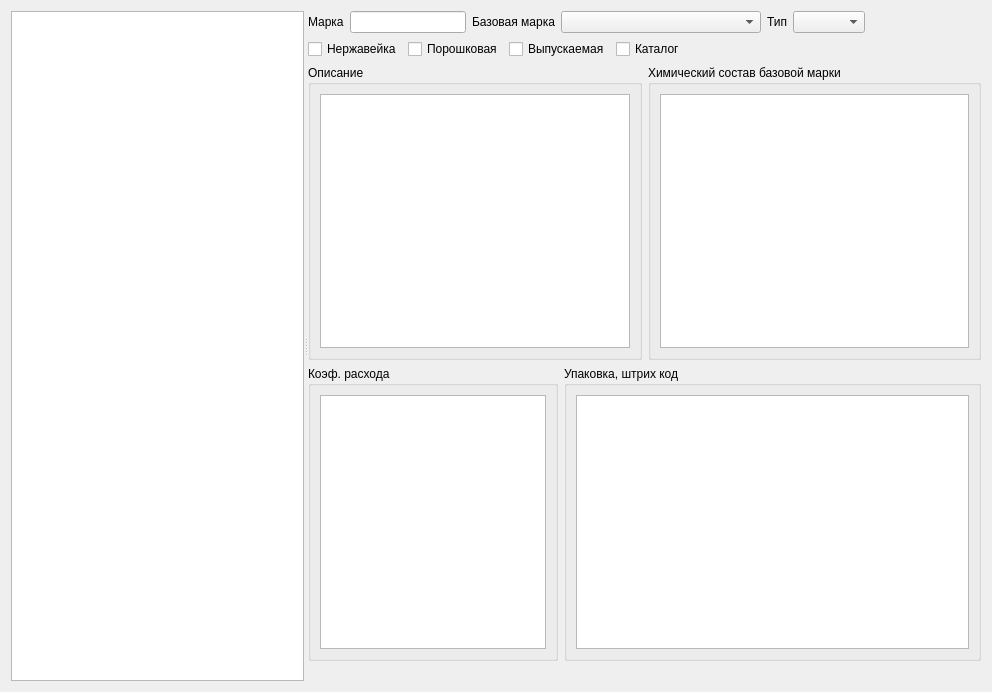
Above: formedtwire.ui from Sergeyego/wire_pr before the change. Below: the same form after it.
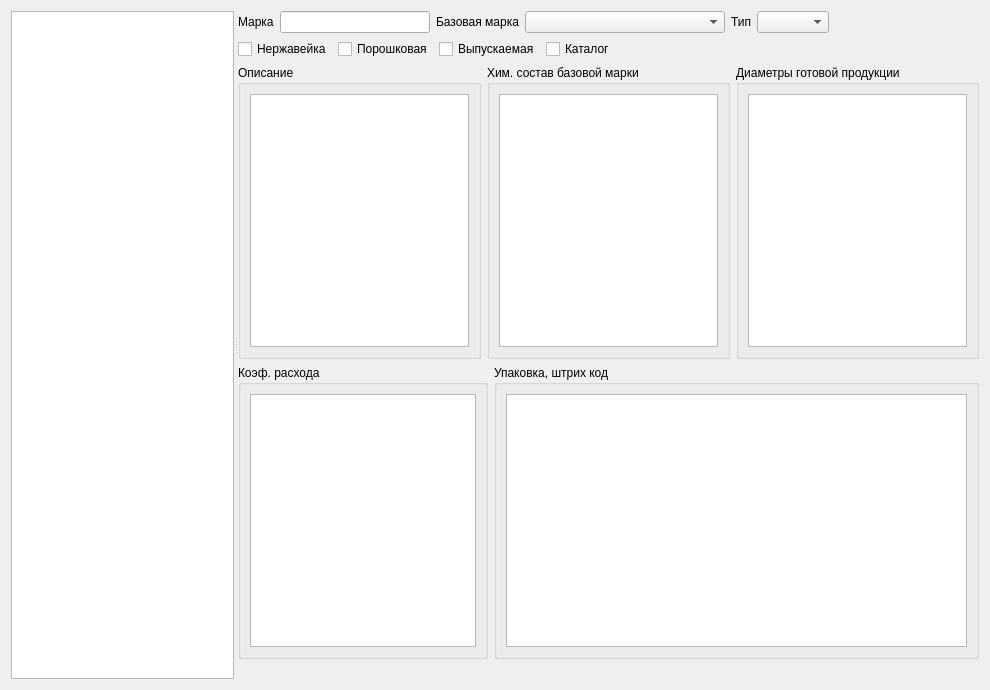
That is the form after the change. Custom widgets are drawn as their Qt base class.

Commit message: добавлены диаметры готовой продукции

The edit to the form file:
```diff
--- a/formedtwire.ui
+++ b/formedtwire.ui
@@ -6,8 +6,8 @@
    <rect>
     <x>0</x>
     <y>0</y>
-    <width>992</width>
-    <height>692</height>
+    <width>990</width>
+    <height>690</height>
    </rect>
   </property>
   <property name="windowTitle">
@@ -161,7 +161,7 @@
          <item>
           <widget class="QGroupBox" name="groupBoxChem">
            <property name="title">
-            <string>Химический состав базовой марки</string>
+            <string>Хим. состав базовой марки</string>
            </property>
            <layout class="QVBoxLayout" name="verticalLayout_3">
             <item>
@@ -170,6 +170,18 @@
            </layout>
           </widget>
          </item>
+         <item>
+          <widget class="QGroupBox" name="groupBoxDiam">
+           <property name="title">
+            <string>Диаметры готовой продукции</string>
+           </property>
+           <layout class="QVBoxLayout" name="verticalLayout_7">
+            <item>
+             <widget class="DbViewer" name="tableViewDiam"/>
+            </item>
+           </layout>
+          </widget>
+         </item>
         </layout>
        </item>
        <item>
```
The commit also changes 3 other files.
